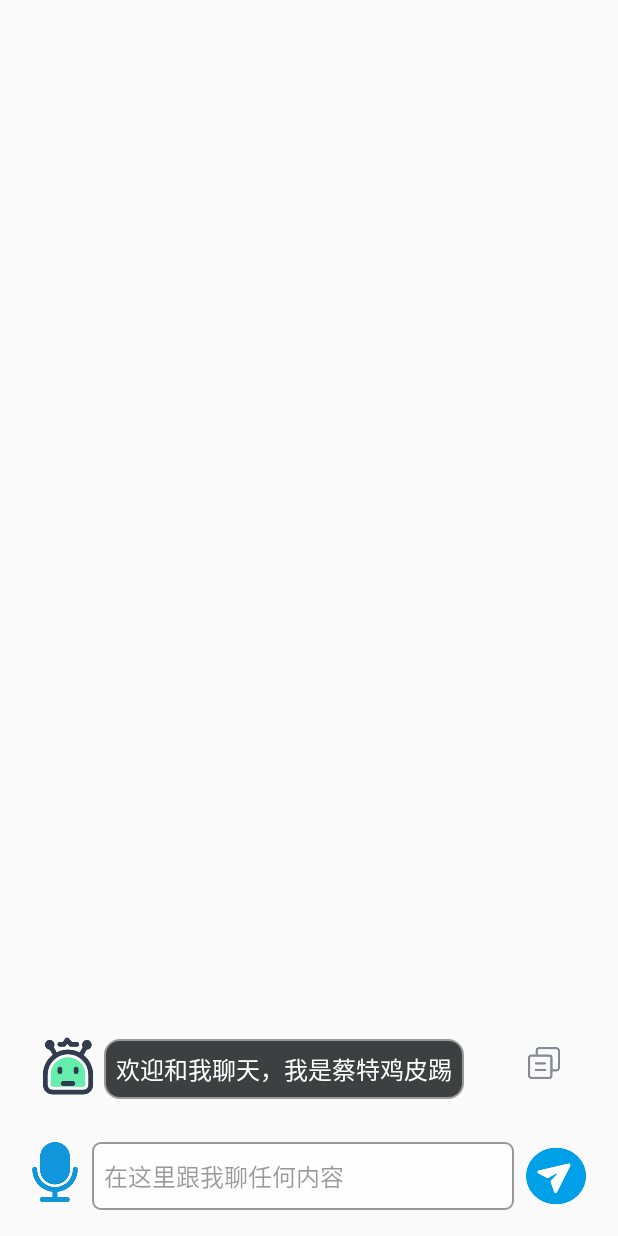
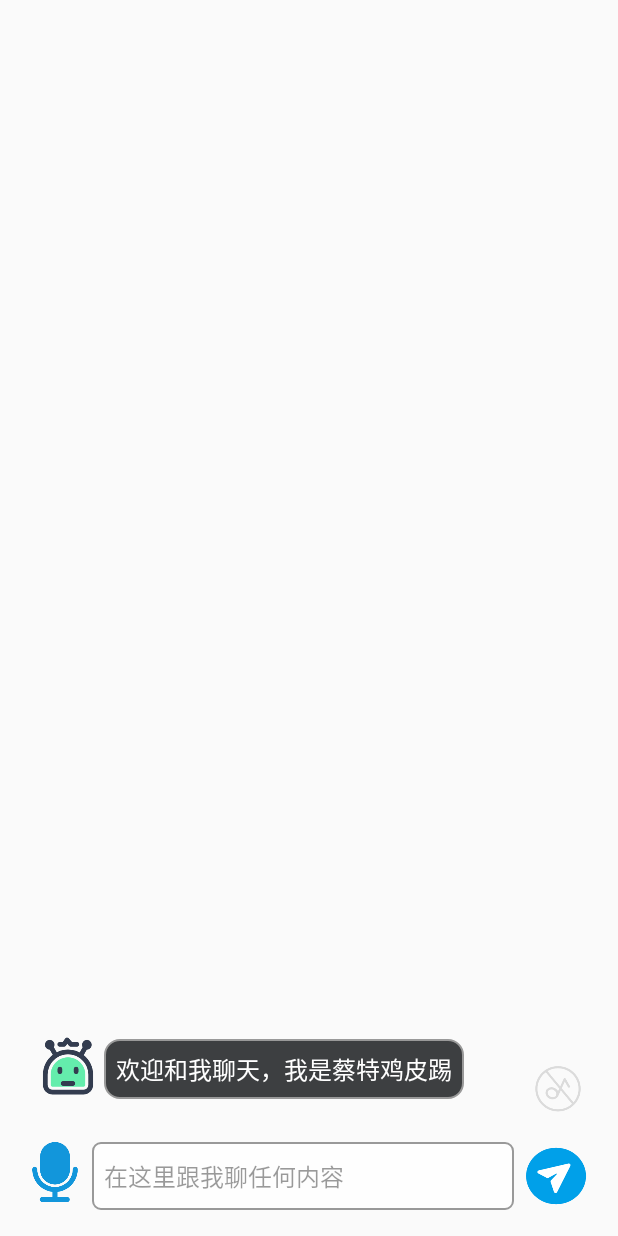
Before and after one commit to cstdr/ChatGPTAssistant, an Android app: the screen it shows after launch (MainActivity), on a phone screen of 412 x 824 dp. Run offline under Robolectric (Android 15) with nearby library versions, the phone set to English and light mode, and no system bars; libraries missing offline, so code that uses them is left out: net.gotev.speech; plain views replace SpeechProgressView; 14 statements that could not run were skipped.

Commit message:
add 语音合成停止按钮。

```diff
--- a/app/src/main/java/com/cstdr/chatgpt/MainActivity.java
+++ b/app/src/main/java/com/cstdr/chatgpt/MainActivity.java
@@ -19,6 +19,7 @@ import android.util.TimeUtils;
 import android.view.View;
 import android.widget.Button;
 import android.widget.EditText;
+import android.widget.ImageView;
 import android.widget.LinearLayout;
 import android.widget.Toast;
 
@@ -82,6 +83,8 @@ public class MainActivity extends AppCompatActivity {
     public OkHttpClient client = new OkHttpClient.Builder().connectTimeout(120, TimeUnit.SECONDS).readTimeout(120, TimeUnit.SECONDS).build();
     private SpeechProgressView mSPVRecord;
     private LinearLayout mLlRecord;
+
+    private Button mBtnStopSpeech;
 
     // ===============科大讯飞语音转写相关===================
 
@@ -310,7 +313,7 @@ public class MainActivity extends AppCompatActivity {
     private SynthesizerListener mTtsListener = new SynthesizerListener() {
         @Override
         public void onSpeakBegin() {
-
+            mBtnStopSpeech.setVisibility(View.VISIBLE);
         }
 
         @Override
@@ -335,7 +338,7 @@ public class MainActivity extends AppCompatActivity {
 
         @Override
         public void onCompleted(SpeechError speechError) {
-
+            mBtnStopSpeech.setVisibility(View.GONE);
         }
 
         @Override
@@ -390,6 +393,13 @@ public class MainActivity extends AppCompatActivity {
         });
 
         mIatDialog = new RecognizerDialog(this, mInitListener);
+
+        mBtnStopSpeech = findViewById(R.id.btn_icon_stop_speech);
+        mBtnStopSpeech.setOnClickListener(v -> {
+            mTts.pauseSpeaking();
+            mTts.stopSpeaking();
+            mBtnStopSpeech.setVisibility(View.GONE);
+        });
     }
 
     /**
--- a/app/src/main/java/com/cstdr/chatgpt/adapter/ChatListAdapter.java
+++ b/app/src/main/java/com/cstdr/chatgpt/adapter/ChatListAdapter.java
@@ -49,7 +49,9 @@ public class ChatListAdapter extends RecyclerView.Adapter<ChatListAdapter.MyView
             holder.mRlHuman.setVisibility(View.GONE);
             holder.mRlBot.setVisibility(View.VISIBLE);
             holder.mTvMsgBot.setText(msg);
-            holder.mIvCopy.setVisibility(View.VISIBLE);
+
+            // TODO 复制去掉
+            holder.mIvCopy.setVisibility(View.GONE);
             holder.mIvCopy.setOnClickListener(v -> {
                 // 复制到剪贴板
                 if (ClipboardUtil.copy(msg)) {
--- a/app/src/main/res/layout/activity_main.xml
+++ b/app/src/main/res/layout/activity_main.xml
@@ -6,6 +6,16 @@
     android:layout_height="match_parent"
     android:padding="16dp"
     tools:context=".MainActivity">
+
+    <Button
+        android:id="@+id/btn_icon_stop_speech"
+        android:layout_width="48dp"
+        android:layout_height="48dp"
+        android:layout_above="@+id/rl_send"
+        android:layout_alignParentEnd="true"
+        android:layout_marginBottom="10dp"
+        android:background="@drawable/icon_stop_speech"
+        android:visibility="visible" />
 
     <androidx.recyclerview.widget.RecyclerView
         android:id="@+id/rv_chatlist"
```
Also changed, not shown: app/src/main/res/drawable/icon_stop_speech.png (added).
